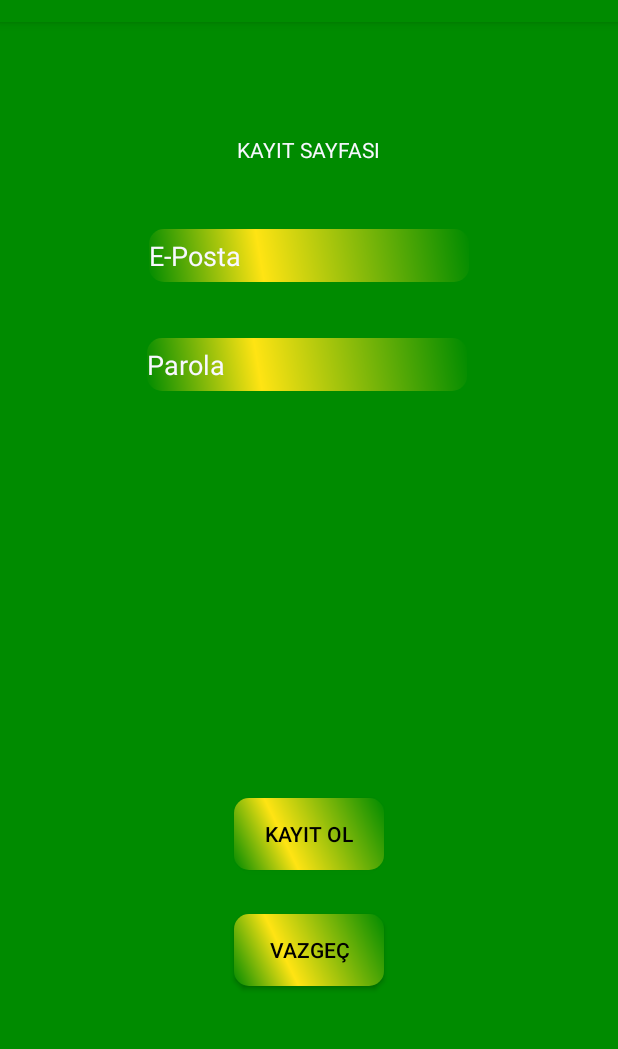
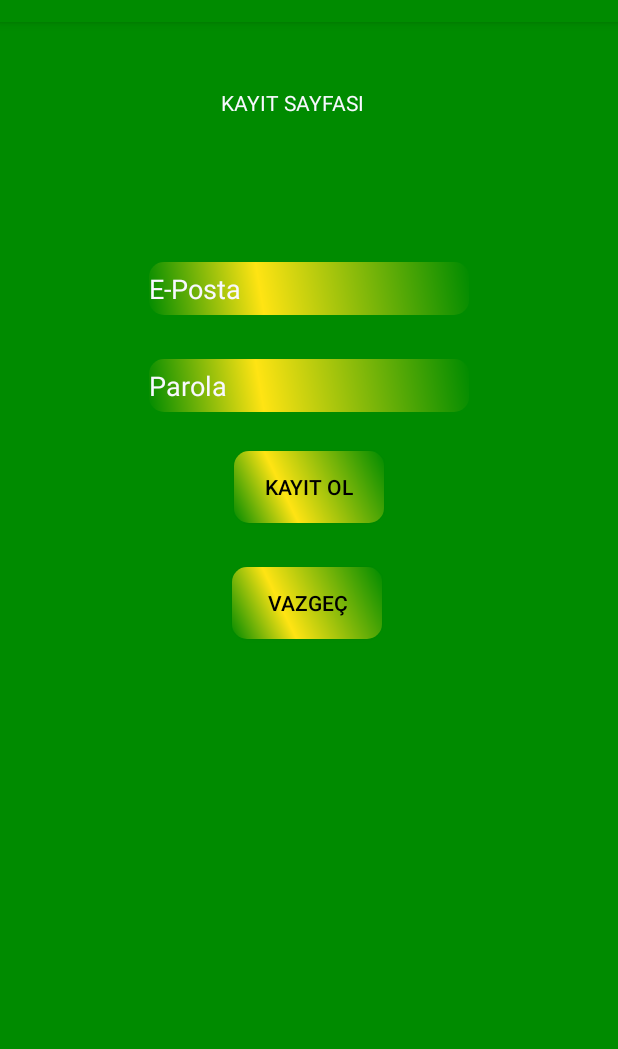
Before and after one commit to kablanfatih/PassRemo, an Android app: the SignUp screen opened directly, with no data from a screen before it, on a phone screen of 412 x 824 dp, the part 62-1111 px from its top. Run offline under Robolectric (Android 15) with nearby library versions, the phone set to English and light mode, and no system bars; our stand-ins replace Firebase (no records; nobody signed in at launch, a user with empty details on screens opened directly).

```diff
--- a/app/build.gradle
+++ b/app/build.gradle
@@ -4,7 +4,7 @@ android {
     compileSdkVersion 28
     defaultConfig {
         applicationId "com.kablanfatih.passremo"
-        minSdkVersion 22
+        minSdkVersion 14
         targetSdkVersion 28
         versionCode 1
         versionName "1.0"
@@ -25,14 +25,13 @@ dependencies {
     implementation fileTree(include: ['*.jar'], dir: 'libs')
     implementation 'com.google.firebase:firebase-core:16.0.7'
     implementation 'com.google.firebase:firebase-auth:16.1.0'
-    implementation 'com.google.firebase:firebase-database:16.0.6'
+    implementation 'com.google.firebase:firebase-database:16.1.0'
     implementation 'com.android.support:design:28.0.0'
     implementation 'com.android.support:support-vector-drawable:28.0.0'
     testImplementation 'junit:junit:4.12'
     androidTestImplementation 'com.android.support.test:runner:1.0.2'
     androidTestImplementation 'com.android.support.test.espresso:espresso-core:3.0.2'
     implementation 'com.android.support:recyclerview-v7:28.0.0'
-    implementation 'com.github.conhea:floatingactionbutton:2.0.2'
     implementation "com.android.support:support-v4:28.0.0"
 }
 apply plugin: 'com.google.gms.google-services'
--- a/app/src/main/java/com/kablanfatih/passremo/UpdateRecord.java
+++ b/app/src/main/java/com/kablanfatih/passremo/UpdateRecord.java
@@ -13,8 +13,6 @@ import com.google.firebase.auth.FirebaseAuth;
 import com.google.firebase.auth.FirebaseUser;
 import com.google.firebase.database.DatabaseReference;
 import com.google.firebase.database.FirebaseDatabase;
-
-import java.util.Objects;
 
 public class UpdateRecord extends AppCompatActivity {
 
@@ -47,7 +45,8 @@ public class UpdateRecord extends AppCompatActivity {
             @Override
             public void onClick(View v) {
                 Bundle extras = getIntent().getExtras();
-                String recordId = Objects.requireNonNull(extras).getString("recordId");
+                assert extras != null;
+                String recordId = extras.getString("recordId");
                 changePasswordToDatabase(recordId);
             }
         });
--- a/app/src/main/java/com/kablanfatih/passremo/UserActivity.java
+++ b/app/src/main/java/com/kablanfatih/passremo/UserActivity.java
@@ -15,7 +15,6 @@ import android.view.MenuInflater;
 import android.view.MenuItem;
 import android.view.View;
 
-
 import com.google.firebase.auth.FirebaseAuth;
 import com.google.firebase.auth.FirebaseUser;
 import com.google.firebase.database.DataSnapshot;
@@ -25,7 +24,6 @@ import com.google.firebase.database.FirebaseDatabase;
 import com.google.firebase.database.ValueEventListener;
 
 import java.util.ArrayList;
-import java.util.Objects;
 
 public class UserActivity extends AppCompatActivity {
 
@@ -66,6 +64,7 @@ public class UserActivity extends AppCompatActivity {
         addButton = (FloatingActionButton) findViewById(R.id.addButton);
         recyclerView = (RecyclerView) findViewById(R.id.recyclerview);
         encryptionService = new EncryptionService();
+
     }
 
     public boolean onCreateOptionsMenu(Menu menu) {
@@ -160,7 +159,8 @@ public class UserActivity extends AppCompatActivity {
                 for (DataSnapshot ds : dataSnapshot.getChildren()) {
                     ListPassword getRecord = ds.getValue(ListPassword.class);
 
-                    String password = Objects.requireNonNull(getRecord).getPassword();
+                    assert getRecord != null;
+                    String password = getRecord.getPassword();
 
                     String decrypted = null;
                     try {
--- a/app/src/main/res/layout/activity_add_pass_to_list.xml
+++ b/app/src/main/res/layout/activity_add_pass_to_list.xml
@@ -71,7 +71,7 @@
         android:layout_height="wrap_content"
         android:layout_marginTop="30dp"
         android:background="@drawable/button_shape"
-        android:text="Onayla"
+        android:text="Kaydet"
         android:textColor="#000000"
         app:layout_constraintEnd_toEndOf="parent"
         app:layout_constraintStart_toStartOf="parent"
@@ -83,7 +83,7 @@
         android:layout_height="wrap_content"
         android:layout_marginTop="43dp"
         android:background="@drawable/button_shape"
-        android:text="Vazgeç"
+        android:text="Geri Dön"
         android:textColor="#000000"
         app:layout_constraintStart_toStartOf="@+id/savepassword"
         app:layout_constraintTop_toBottomOf="@+id/savepassword" />
--- a/app/src/main/res/layout/activity_sign_in.xml
+++ b/app/src/main/res/layout/activity_sign_in.xml
@@ -38,7 +38,6 @@
         android:id="@+id/textView11"
         android:layout_width="wrap_content"
         android:layout_height="wrap_content"
-        android:layout_marginTop="16dp"
         android:fontFamily="sans-serif"
         android:lineSpacingExtra="30sp"
         android:text="PassRemo"
@@ -46,6 +45,7 @@
         android:textSize="24sp"
         android:textStyle="bold|italic"
         android:typeface="serif"
+        app:layout_constraintBottom_toTopOf="@+id/userEmail"
         app:layout_constraintEnd_toEndOf="parent"
         app:layout_constraintStart_toStartOf="parent"
         app:layout_constraintTop_toTopOf="parent" />
--- a/app/src/main/res/layout/activity_update_record.xml
+++ b/app/src/main/res/layout/activity_update_record.xml
@@ -12,7 +12,7 @@
         android:layout_width="wrap_content"
         android:layout_height="wrap_content"
         android:layout_marginTop="38dp"
-        android:text="Şifre Değiştirme Sayfası"
+        android:text="Parola Güncelleme Sayfası"
         android:textColor="#f8f8ff"
         app:layout_constraintEnd_toEndOf="parent"
         app:layout_constraintStart_toStartOf="parent"
--- a/app/src/main/res/layout/activity_user.xml
+++ b/app/src/main/res/layout/activity_user.xml
@@ -27,6 +27,7 @@
         android:layout_alignParentRight="true"
         android:layout_alignParentBottom="true"
         android:layout_marginEnd="32dp"
+        android:layout_marginRight="32dp"
         android:layout_marginBottom="61dp"
         android:src="@drawable/plus"
         app:backgroundTint="#ffe413"
--- a/app/src/main/res/layout/list_password.xml
+++ b/app/src/main/res/layout/list_password.xml
@@ -28,7 +28,7 @@
                 android:layout_width="wrap_content"
                 android:layout_height="wrap_content"
                 android:layout_margin="7dp"
-                android:text="Pikachu"
+                android:text="PassRemo"
                 android:textSize="18dp"
                 android:textStyle="bold"
                 android:textColor="#f8f8ff"/>
@@ -38,7 +38,7 @@
                 android:layout_width="wrap_content"
                 android:layout_height="wrap_content"
                 android:layout_margin="7dp"
-                android:text="Pikachu"
+                android:text="PassRemo"
                 android:textSize="18dp"
                 android:textStyle="bold"
                 android:textColor="#f8f8ff"/>
--- a/app/src/main/res/layout/sign_up.xml
+++ b/app/src/main/res/layout/sign_up.xml
@@ -5,71 +5,76 @@
     android:layout_width="match_parent"
     android:layout_height="match_parent"
     android:background="#008b00"
-    tools:context=".SignUp"
-    tools:layout_editor_absoluteY="25dp">
+    tools:context=".SignUp">
 
 
     <Button
         android:id="@+id/back"
         android:layout_width="wrap_content"
         android:layout_height="wrap_content"
-        android:layout_marginBottom="125dp"
+        android:layout_marginTop="29dp"
+        android:layout_marginEnd="1dp"
+        android:layout_marginRight="1dp"
         android:background="@drawable/button_shape"
         android:text="Vazgeç"
-        android:textColor="#000"
-        app:layout_constraintBottom_toBottomOf="parent"
-        app:layout_constraintEnd_toEndOf="parent"
-        app:layout_constraintStart_toStartOf="parent" />
+        android:textColor="#000000"
+        app:layout_constraintEnd_toEndOf="@+id/signUp"
+        app:layout_constraintTop_toBottomOf="@+id/signUp" />
 
     <Button
         android:id="@+id/signUp"
         android:layout_width="wrap_content"
         android:layout_height="wrap_content"
-        android:layout_marginBottom="29dp"
+        android:layout_marginTop="26dp"
         android:background="@drawable/button_shape"
         android:text="Kayıt Ol"
-        android:textColor="#000"
-        app:layout_constraintBottom_toTopOf="@+id/back"
-        app:layout_constraintStart_toStartOf="@+id/back" />
+        android:textColor="#000000"
+        app:layout_constraintEnd_toEndOf="parent"
+        app:layout_constraintStart_toStartOf="parent"
+        app:layout_constraintTop_toBottomOf="@+id/password" />
 
     <EditText
         android:id="@+id/gmail"
         android:layout_width="wrap_content"
         android:layout_height="wrap_content"
-        android:layout_marginTop="43dp"
+        android:layout_marginTop="160dp"
+        android:background="@drawable/button_shape"
         android:ems="10"
         android:hint="E-Posta"
         android:inputType="textEmailAddress"
         android:textColor="#f8f8ff"
         android:textColorHint="#f8f8ff"
-        android:background="@drawable/button_shape"
         app:layout_constraintEnd_toEndOf="parent"
         app:layout_constraintStart_toStartOf="parent"
-        app:layout_constraintTop_toBottomOf="@+id/textView5" />
+        app:layout_constraintTop_toTopOf="parent" />" />
 
     <EditText
         android:id="@+id/password"
         android:layout_width="wrap_content"
         android:layout_height="wrap_content"
-        android:layout_marginEnd="1dp"
-        android:layout_marginRight="1dp"
-        android:layout_marginTop="37dp"
+        android:layout_marginTop="29dp"
+        android:background="@drawable/button_shape"
         android:ems="10"
         android:hint="Parola"
         android:inputType="textPassword"
         android:textColor="#f8f8ff"
         android:textColorHint="#f8f8ff"
-        android:background="@drawable/button_shape"
-        app:layout_constraintEnd_toEndOf="@+id/gmail"
+        app:layout_constraintStart_toStartOf="@+id/gmail"
         app:layout_constraintTop_toBottomOf="@+id/gmail" />
 
     <TextView
         android:id="@+id/textView5"
         android:layout_width="wrap_content"
         android:layout_height="wrap_content"
-        android:layout_marginTop="75dp"
+        android:layout_marginStart="146dp"
+        android:layout_marginLeft="146dp"
+        android:layout_marginTop="44dp"
+        android:layout_marginEnd="168dp"
+        android:layout_marginRight="168dp"
+        android:layout_marginBottom="97dp"
         android:text="KAYIT SAYFASI"
         android:textColor="#f8f8ff"
+        app:layout_constraintBottom_toTopOf="@+id/gmail"
         app:layout_constraintEnd_toEndOf="parent"
         app:layout_constraintStart_toStartOf="parent"
         app:layout_constraintTop_toTopOf="parent" />
```
Also changed, not shown: app/src/main/java/com/kablanfatih/passremo/AddPassToList.java (+3 -4 lines).
